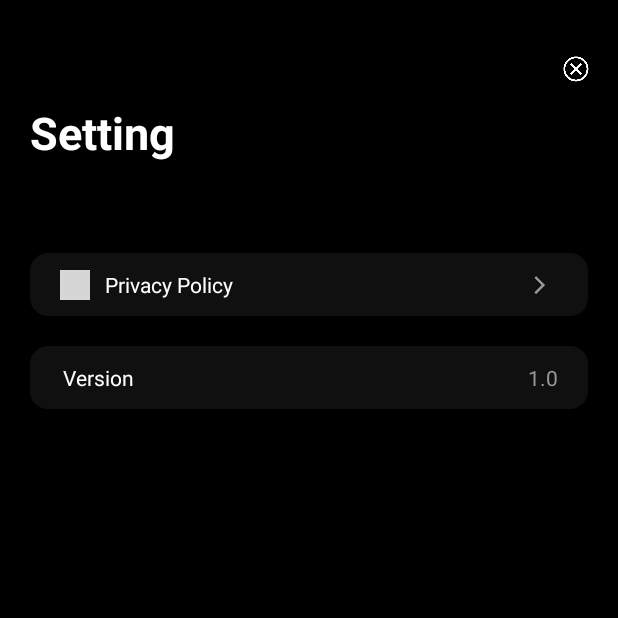
After one commit to devallever/TextCard, an Android app: the SettingActivity screen opened directly, with no data from a screen before it, on a phone screen of 412 x 824 dp, the top half of it. The commit adds this screen. Run offline under Robolectric (Android 15) with nearby library versions, the phone set to English and light mode, and no system bars; grey boxes are pictures that could not be loaded.

Commit message:
feature: setting

```diff
--- /dev/null
+++ b/app/src/main/java/com/text/card/ui/BrowserActivity.kt
@@ -0,0 +1,48 @@
+package com.text.card.ui
+
+import android.content.Context
+import android.content.Intent
+import android.webkit.WebResourceRequest
+import android.webkit.WebView
+import android.webkit.WebViewClient
+import com.boat.vpn.demo.util.StatusBarUtil
+import com.text.card.base.AbsViewModel
+import com.text.card.base.AppActivity
+import com.text.card.databinding.ActivityWebViewBinding
+
+class BrowserActivity : AppActivity<ActivityWebViewBinding, AbsViewModel>() {
+    companion object {
+        fun start(context: Context, title: String, url: String) {
+            val intent = Intent(context, BrowserActivity::class.java)
+            intent.putExtra("title", title)
+            intent.putExtra("url", url)
+            context.startActivity(intent)
+        }
+    }
+
+    override fun inflate() = ActivityWebViewBinding.inflate(layoutInflater)
+
+    override fun init() {
+
+        StatusBarUtil.fixStatusBar(mBinding.topBar)
+        mBinding.ivClose.setOnClickListener {
+            finish()
+        }
+
+        val url = intent?.getStringExtra("url") ?: ""
+        mBinding.tvTitle.text = intent?.getStringExtra("title") ?: ""
+        mBinding.webView.webViewClient = object : WebViewClient() {
+            override fun shouldOverrideUrlLoading(
+                view: WebView?,
+                request: WebResourceRequest?
+            ): Boolean {
+                view?.loadUrl(url)
+                return true
+            }
+        }
+        mBinding.webView.loadUrl(url)
+
+    }
+
+    override fun viewModelClass() = AbsViewModel::class.java
+}
--- a/app/src/main/java/com/text/card/ui/EditActivity.kt
+++ b/app/src/main/java/com/text/card/ui/EditActivity.kt
@@ -27,6 +27,7 @@ import com.text.card.core.TemplateModel
 import com.text.card.core.TextCardCore
 import com.text.card.databinding.ActivityEditBinding
 import com.text.card.databinding.PopExportBinding
+import com.text.card.helper.ActivityHelper
 import com.text.card.helper.DisplayHelper
 import com.text.card.helper.KeyboardUtils
 import com.text.card.helper.KeyboardUtils.SoftKeyboardListener.OnSoftKeyboardChangeListener
@@ -339,6 +340,10 @@ class EditActivity : AppActivity<ActivityEditBinding, EditViewMode>() {
 
     private fun initClickListener() {
         mBinding.apply {
+            ivSetting.setOnClickListener {
+                ActivityHelper.startActivity(this@EditActivity, SettingActivity::class.java)
+            }
+
             btnDone.setOnClickListener {
                 KeyboardUtils.hideInput(this@EditActivity)
             }
--- /dev/null
+++ b/app/src/main/java/com/text/card/ui/SettingActivity.kt
@@ -0,0 +1,37 @@
+package com.text.card.ui
+
+import com.boat.vpn.demo.util.StatusBarUtil
+import com.text.card.BuildConfig
+import com.text.card.base.AbsViewModel
+import com.text.card.base.AppActivity
+import com.text.card.databinding.ActivitySettingBinding
+import com.text.card.helper.toast
+
+class SettingActivity: AppActivity<ActivitySettingBinding, AbsViewModel>() {
+    override fun viewModelClass() = AbsViewModel::class.java
+
+    override fun inflate() = ActivitySettingBinding.inflate(layoutInflater)
+
+    override fun init() {
+        mBinding.apply {
+            StatusBarUtil.fixStatusBar(ivClose)
+            ivClose.setOnClickListener {
+                finish()
+            }
+
+            tvRateUs.setOnClickListener {
+                toast("rate us")
+            }
+
+            tvShare.setOnClickListener {
+                toast("Share")
+            }
+
+            tvPrivacy.setOnClickListener {
+                BrowserActivity.start(this@SettingActivity, "Privacy", "https://www.google.com/")
+            }
+
+            tvVersion.text = BuildConfig.VERSION_NAME
+        }
+    }
+}
--- /dev/null
+++ b/app/src/main/res/drawable/shape_setting_item_bg.xml
@@ -0,0 +1,10 @@
+<?xml version="1.0" encoding="utf-8"?>
+<shape xmlns:android="http://schemas.android.com/apk/res/android"
+    android:shape="rectangle">
+    <solid android:color="@color/color_10ffffff" />
+
+    <corners android:radius="12dp" />
+
+
+
+</shape>
--- a/app/src/main/res/layout/activity_edit.xml
+++ b/app/src/main/res/layout/activity_edit.xml
@@ -38,6 +38,7 @@
             app:layout_constraintTop_toTopOf="parent">
 
             <ImageView
+                android:id="@+id/ivSetting"
                 android:layout_width="44dp"
                 android:layout_height="44dp"
                 android:padding="10dp"
--- /dev/null
+++ b/app/src/main/res/layout/activity_setting.xml
@@ -0,0 +1,226 @@
+<?xml version="1.0" encoding="utf-8"?>
+<androidx.constraintlayout.widget.ConstraintLayout xmlns:android="http://schemas.android.com/apk/res/android"
+    xmlns:app="http://schemas.android.com/apk/res-auto"
+    android:layout_width="match_parent"
+    android:layout_height="match_parent"
+    android:background="@color/page_bg">
+
+    <ImageView
+        android:id="@+id/ivClose"
+        android:layout_width="44dp"
+        android:layout_height="44dp"
+        android:layout_marginEnd="6dp"
+        android:padding="12dp"
+        android:src="@drawable/icon_close"
+        android:tint="@color/white"
+        app:layout_constraintRight_toRightOf="parent"
+        app:layout_constraintTop_toTopOf="parent" />
+
+    <TextView
+        android:id="@+id/tvTitle"
+        android:layout_width="wrap_content"
+        android:layout_height="wrap_content"
+        android:layout_marginHorizontal="20dp"
+        android:layout_marginTop="0dp"
+        android:text="@string/setting"
+        android:textColor="@color/white"
+        android:textSize="30sp"
+        android:textStyle="bold"
+        app:layout_constraintLeft_toLeftOf="parent"
+        app:layout_constraintTop_toBottomOf="@+id/ivClose" />
+
+    <LinearLayout
+        android:layout_width="match_parent"
+        android:layout_height="wrap_content"
+        android:layout_marginHorizontal="20dp"
+        android:layout_marginTop="30dp"
+        android:orientation="vertical"
+        app:layout_constraintTop_toBottomOf="@+id/tvTitle">
+
+        <!-- support -->
+        <androidx.constraintlayout.widget.ConstraintLayout
+            android:id="@+id/supportItem"
+            android:visibility="gone"
+            android:layout_width="match_parent"
+            android:layout_height="wrap_content">
+
+            <TextView
+                android:id="@+id/tvSupportUs"
+                android:layout_width="wrap_content"
+                android:layout_height="wrap_content"
+                android:layout_marginHorizontal="20dp"
+                android:text="@string/support_us"
+                android:textColor="@color/color_CCCCCC"
+                app:layout_constraintLeft_toLeftOf="parent"
+                app:layout_constraintTop_toTopOf="parent" />
+
+            <androidx.constraintlayout.widget.ConstraintLayout
+                android:layout_width="match_parent"
+                android:layout_height="wrap_content"
+                android:layout_marginTop="10dp"
+
+                android:background="@drawable/shape_setting_item_bg"
+                app:layout_constraintTop_toBottomOf="@+id/tvSupportUs">
+
+                <ImageView
+                    android:id="@+id/ivRateUs"
+                    android:layout_width="20dp"
+                    android:layout_height="20dp"
+                    android:layout_marginHorizontal="20dp"
+                    android:layout_marginVertical="10dp"
+                    android:src="@drawable/icon_rate"
+                    android:tint="@color/white"
+                    app:layout_constraintBottom_toBottomOf="@+id/tvRateUs"
+                    app:layout_constraintLeft_toLeftOf="parent"
+                    app:layout_constraintTop_toTopOf="@+id/tvRateUs" />
+
+                <TextView
+                    android:id="@+id/tvRateUs"
+                    android:layout_width="0dp"
+                    android:layout_height="42dp"
+                    android:gravity="center_vertical"
+                    android:paddingHorizontal="10dp"
+                    android:text="@string/rate_us"
+                    android:textColor="@color/white"
+                    app:layout_constraintLeft_toRightOf="@+id/ivRateUs"
+                    app:layout_constraintRight_toRightOf="parent"
+                    app:layout_constraintTop_toTopOf="parent" />
+
+                <ImageView
+                    android:layout_width="24dp"
+                    android:layout_height="24dp"
+                    android:layout_marginEnd="20dp"
+                    android:rotation="-90"
+                    android:src="@drawable/icon_arrow_down"
+                    android:tint="@color/color_999999"
+                    app:layout_constraintBottom_toBottomOf="@+id/tvRateUs"
+                    app:layout_constraintRight_toRightOf="parent"
+                    app:layout_constraintTop_toTopOf="@+id/tvRateUs" />
+
+                <View
+                    android:id="@+id/line"
+                    android:layout_width="0dp"
+                    android:layout_height="0.3dp"
+                    android:layout_marginStart="20dp"
+                    android:background="@color/color_60ffffff"
+                    app:layout_constraintLeft_toLeftOf="@+id/tvRateUs"
+                    app:layout_constraintRight_toRightOf="parent"
+                    app:layout_constraintTop_toBottomOf="@+id/tvRateUs" />
+
+
+                <ImageView
+                    android:id="@+id/ivShare"
+                    android:layout_width="20dp"
+                    android:layout_height="20dp"
+                    android:layout_marginHorizontal="20dp"
+                    android:layout_marginVertical="10dp"
+                    android:src="@drawable/icon_share"
+                    android:tint="@color/white"
+                    app:layout_constraintBottom_toBottomOf="@+id/tvShare"
+                    app:layout_constraintLeft_toLeftOf="parent"
+                    app:layout_constraintTop_toTopOf="@+id/tvShare" />
+
+                <TextView
+                    android:id="@+id/tvShare"
+                    android:layout_width="0dp"
+                    android:layout_height="42dp"
+                    android:gravity="center_vertical"
+                    android:paddingHorizontal="10dp"
+                    android:text="@string/share_app"
+                    android:textColor="@color/white"
+                    app:layout_constraintLeft_toRightOf="@+id/ivRateUs"
+                    app:layout_constraintRight_toRightOf="parent"
+                    app:layout_constraintTop_toBottomOf="@+id/line" />
+
+                <ImageView
+                    android:layout_width="24dp"
+                    android:layout_height="24dp"
+                    android:layout_marginEnd="20dp"
+                    android:rotation="-90"
+                    android:src="@drawable/icon_arrow_down"
+                    android:tint="@color/color_999999"
+                    app:layout_constraintBottom_toBottomOf="@+id/tvShare"
+                    app:layout_constraintRight_toRightOf="parent"
+                    app:layout_constraintTop_toTopOf="@+id/tvShare" />
+            </androidx.constraintlayout.widget.ConstraintLayout>
+
+        </androidx.constraintlayout.widget.ConstraintLayout>
+
+        <androidx.constraintlayout.widget.ConstraintLayout
+            android:layout_width="match_parent"
+            android:layout_height="wrap_content"
+            android:layout_marginTop="30dp"
+            android:background="@drawable/shape_setting_item_bg">
+
+            <ImageView
+                android:id="@+id/ivPrivacy"
+                android:layout_width="20dp"
+                android:layout_height="20dp"
+                android:layout_marginHorizontal="20dp"
+                android:layout_marginVertical="10dp"
+                android:src="@drawable/icon_pricacy"
+                android:tint="@color/white"
+                app:layout_constraintBottom_toBottomOf="@+id/tvPrivacy"
+                app:layout_constraintLeft_toLeftOf="parent"
+                app:layout_constraintTop_toTopOf="@+id/tvPrivacy" />
+
+            <TextView
+                android:id="@+id/tvPrivacy"
+                android:layout_width="0dp"
+                android:layout_height="42dp"
+                android:gravity="center_vertical"
+                android:paddingHorizontal="10dp"
+                android:text="@string/privacy_policy"
+                android:textColor="@color/white"
+                app:layout_constraintLeft_toRightOf="@+id/ivPrivacy"
+                app:layout_constraintRight_toRightOf="parent"
+                app:layout_constraintTop_toTopOf="parent" />
+
+            <ImageView
+                android:layout_width="24dp"
+                android:layout_height="24dp"
+                android:layout_marginEnd="20dp"
+                android:rotation="-90"
+                android:src="@drawable/icon_arrow_down"
+                android:tint="@color/color_999999"
+                app:layout_constraintBottom_toBottomOf="@+id/tvPrivacy"
+                app:layout_constraintRight_toRightOf="parent"
+                app:layout_constraintTop_toTopOf="@+id/tvPrivacy" />
+
+        </androidx.constraintlayout.widget.ConstraintLayout>
+
+        <androidx.constraintlayout.widget.ConstraintLayout
+            android:layout_width="match_parent"
+            android:layout_height="wrap_content"
+            android:layout_marginTop="20dp"
+            android:background="@drawable/shape_setting_item_bg">
+
+            <TextView
+                android:layout_width="0dp"
+                android:layout_height="42dp"
+                android:layout_marginHorizontal="2dp"
+                android:gravity="center_vertical"
+                android:paddingHorizontal="20dp"
+                android:text="@string/version"
+                android:textColor="@color/white"
+                app:layout_constraintLeft_toLeftOf="parent"
+                app:layout_constraintRight_toRightOf="parent"
+                app:layout_constraintTop_toTopOf="parent" />
+
+            <TextView
+                android:id="@+id/tvVersion"
+                android:layout_width="wrap_content"
+                android:layout_height="wrap_content"
+                android:layout_marginEnd="20dp"
+                android:text="1.0.0"
+                android:textColor="@color/color_999999"
+                app:layout_constraintBottom_toBottomOf="parent"
+                app:layout_constraintRight_toRightOf="parent"
+                app:layout_constraintTop_toTopOf="parent" />
+
+        </androidx.constraintlayout.widget.ConstraintLayout>
+
+
+    </LinearLayout>
+
+</androidx.constraintlayout.widget.ConstraintLayout>
--- /dev/null
+++ b/app/src/main/res/layout/activity_web_view.xml
@@ -0,0 +1,58 @@
+<?xml version="1.0" encoding="utf-8"?>
+<androidx.constraintlayout.widget.ConstraintLayout xmlns:android="http://schemas.android.com/apk/res/android"
+    xmlns:app="http://schemas.android.com/apk/res-auto"
+    android:layout_width="match_parent"
+    android:layout_height="match_parent"
+    android:background="@color/page_bg">
+
+    <FrameLayout
+        android:id="@+id/appBar"
+        android:layout_width="match_parent"
+        android:layout_height="wrap_content"
+        app:layout_constraintTop_toTopOf="parent">
+
+        <androidx.constraintlayout.widget.ConstraintLayout
+            android:id="@+id/topBar"
+            android:layout_width="match_parent"
+            android:layout_height="?actionBarSize">
+
+            <TextView
+                android:id="@+id/tvTitle"
+                android:layout_width="wrap_content"
+                android:layout_height="wrap_content"
+                android:layout_marginHorizontal="16dp"
+                android:text="Privacy"
+                android:textSize="24sp"
+                android:textStyle="bold"
+                android:textColor="@color/white"
+                app:layout_constraintBottom_toBottomOf="parent"
+                app:layout_constraintLeft_toLeftOf="parent"
+                app:layout_constraintRight_toRightOf="parent"
+                app:layout_constraintTop_toTopOf="parent" />
+
+            <ImageView
+                android:id="@+id/ivClose"
+                android:layout_width="42dp"
+                android:layout_height="42dp"
+                android:layout_marginHorizontal="6dp"
+                android:padding="10dp"
+                android:rotation="90"
+                android:src="@drawable/icon_close"
+                android:tint="@color/white"
+                app:layout_constraintRight_toRightOf="parent"
+                app:layout_constraintBottom_toBottomOf="parent"
+                app:layout_constraintTop_toTopOf="parent" />
+
+        </androidx.constraintlayout.widget.ConstraintLayout>
+
+    </FrameLayout>
+
+    <WebView
+        android:background="@color/white"
+        android:id="@+id/webView"
+        app:layout_constraintTop_toBottomOf="@+id/appBar"
+        app:layout_constraintBottom_toBottomOf="parent"
+        android:layout_width="match_parent"
+        android:layout_height="0dp" />
+
+</androidx.constraintlayout.widget.ConstraintLayout>
--- a/app/src/main/res/values/strings.xml
+++ b/app/src/main/res/values/strings.xml
@@ -20,4 +20,10 @@
     <string name="clear_all_text">Clear All Text</string>
     <string name="clear">Clear</string>
     <string name="cancle">Cancel</string>
+    <string name="setting">Setting</string>
+    <string name="support_us">SUPPORT US</string>
+    <string name="rate_us">Rate Us</string>
+    <string name="share_app">Share App</string>
+    <string name="privacy_policy">Privacy Policy</string>
+    <string name="version">Version</string>
 </resources>
```
Also changed, not shown: app/src/main/AndroidManifest.xml (+8 -1 lines).
